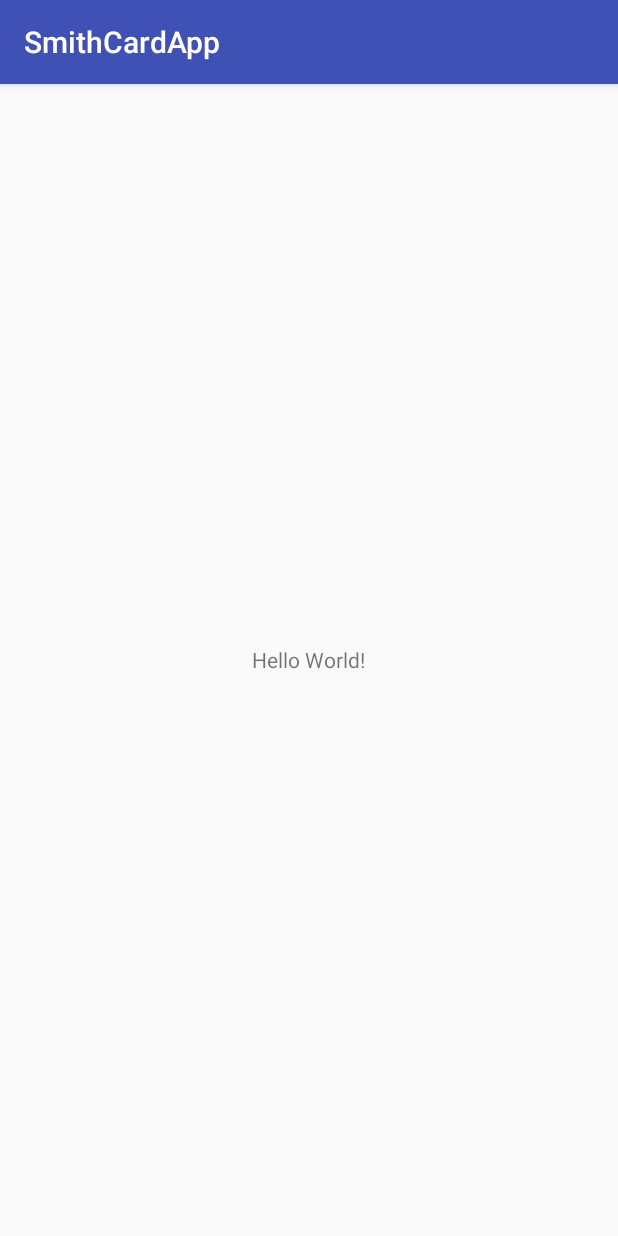
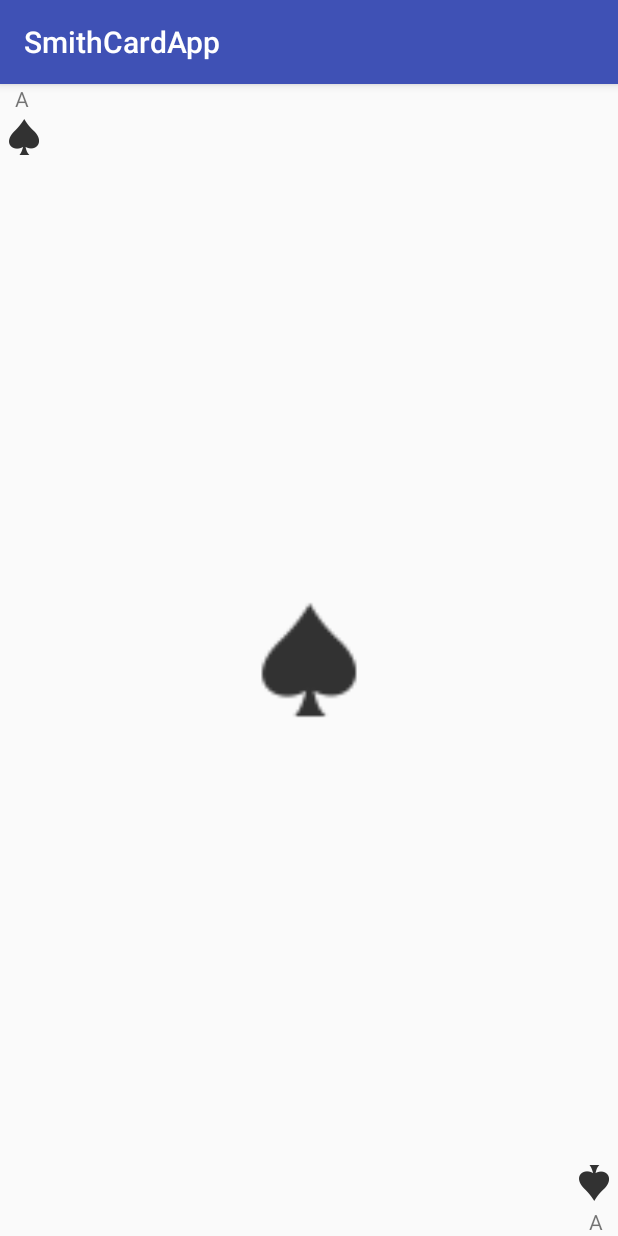
Before and after one commit to ChapmanCPSC356Fall2017/card-stack-inventor56, an Android app: the screen it shows after launch (MainActivity), on a phone screen of 412 x 824 dp. Run offline under Robolectric (Android 15) with nearby library versions, the phone set to English and light mode, and no system bars.

Commit message:
- Added Drawables and LinearLayout

```diff
--- a/SmithCardApp/app/src/main/res/layout/layout_linear.xml
+++ b/SmithCardApp/app/src/main/res/layout/layout_linear.xml
@@ -6,16 +6,51 @@
     android:layout_width="match_parent"
     android:layout_height="match_parent"
     android:orientation="vertical"
-    android:gravity="center"
     tools:context="com.example.jsjos.smithcardapp.MainActivity">
 
     <TextView
+        android:id="@+id/topLeftCardValueID"
         android:layout_width="wrap_content"
         android:layout_height="wrap_content"
-        android:text="Hello World!"
-        app:layout_constraintBottom_toBottomOf="parent"
-        app:layout_constraintLeft_toLeftOf="parent"
-        app:layout_constraintRight_toRightOf="parent"
-        app:layout_constraintTop_toTopOf="parent" />
+        android:paddingLeft="10dp"
+        android:text="@string/cardValue"
+        android:layout_gravity="top"/>
+    <ImageView
+        android:id="@+id/topLeftIconID"
+        android:src="@drawable/drawable_spade"
+        android:layout_width="wrap_content"
+        android:layout_height="wrap_content" />
+
+    <LinearLayout
+        android:layout_width="wrap_content"
+        android:layout_height="wrap_content"
+        android:layout_gravity="center"
+        android:layout_weight="1">
+
+        <ImageView
+            android:id="@+id/centerIconID"
+            android:src="@drawable/drawable_spade"
+            android:layout_width="100dp"
+            android:layout_height="100dp"
+            android:layout_gravity="center"
+            android:scaleType="fitXY"/>
+
+    </LinearLayout>
+
+
+    <ImageView
+        android:id="@+id/bottomRightIconID"
+        android:src="@drawable/drawable_spade"
+        android:layout_width="wrap_content"
+        android:layout_height="wrap_content"
+        android:layout_gravity="end"
+        android:scaleY="-1"/>
+    <TextView
+        android:id="@+id/bottomRightCardValueID"
+        android:layout_width="wrap_content"
+        android:layout_height="wrap_content"
+        android:paddingRight="10dp"
+        android:text="@string/cardValue"
+        android:layout_gravity="end"/>
 
 </LinearLayout>
--- a/SmithCardApp/app/src/main/res/values/strings.xml
+++ b/SmithCardApp/app/src/main/res/values/strings.xml
@@ -1,3 +1,4 @@
 <resources>
     <string name="app_name">SmithCardApp</string>
+    <string name="cardValue">A</string>
 </resources>
```
Also changed, not shown: SmithCardApp/app/src/main/res/drawable-hdpi/drawable_club.png (added), SmithCardApp/app/src/main/res/drawable-hdpi/drawable_diamond.png (added), SmithCardApp/app/src/main/res/drawable-hdpi/drawable_heart.png (added), SmithCardApp/app/src/main/res/drawable-hdpi/drawable_spade.png (added), SmithCardApp/app/src/main/res/drawable-mdpi/drawable_club.png (added), SmithCardApp/app/src/main/res/drawable-mdpi/drawable_diamond.png (added), SmithCardApp/app/src/main/res/drawable-mdpi/drawable_heart.png (added), SmithCardApp/app/src/main/res/drawable-mdpi/drawable_spade.png (added), SmithCardApp/app/src/main/res/drawable-xhdpi/drawable_club.png (added), SmithCardApp/app/src/main/res/drawable-xhdpi/drawable_diamond.png (added), SmithCardApp/app/src/main/res/drawable-xhdpi/drawable_heart.png (added), SmithCardApp/app/src/main/res/drawable-xhdpi/drawable_spade.png (added), SmithCardApp/app/src/main/res/drawable-xxhdpi/drawable_club.png (added), SmithCardApp/app/src/main/res/drawable-xxhdpi/drawable_diamond.png (added), 2 more files.
